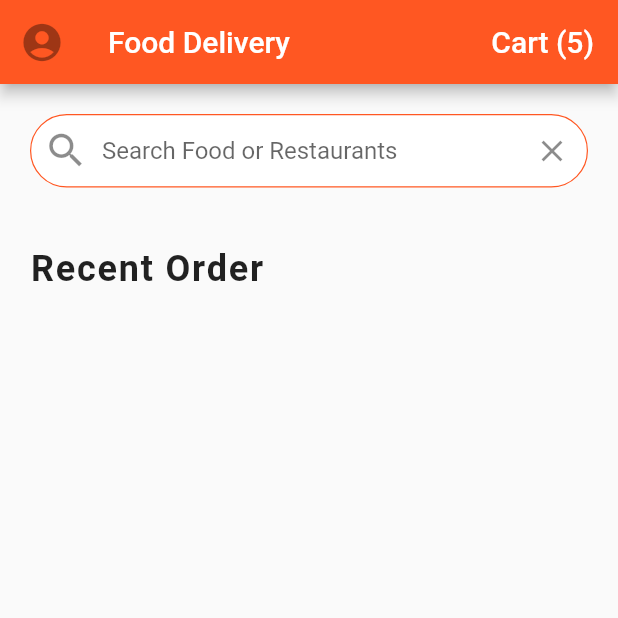
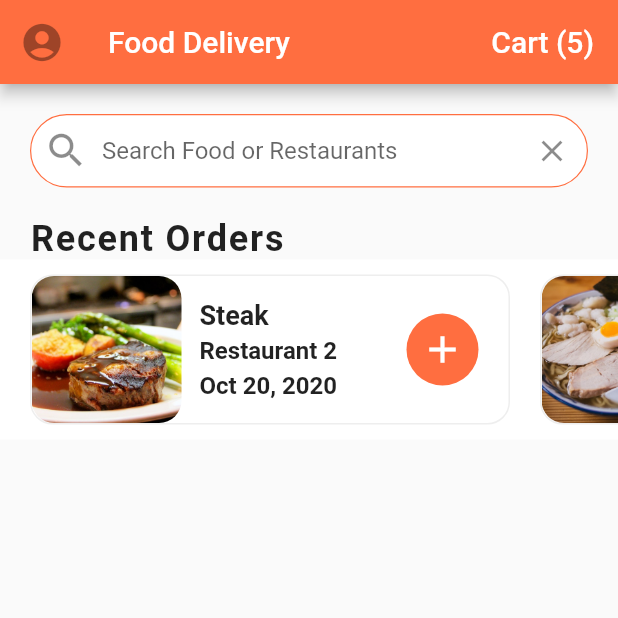
Before and after one commit to sumithpdd/flutterworkshopfooddelivery, a Flutter app: the screen it shows after launch, on a phone screen of 412 x 824 dp, the top half of it. Run offline on Flutter 3.47's test engine with Material 2 defaults, Android fonts, the phone set to English and light mode, and no system bars.

Commit message:
Primary color and recent_orders

```diff
--- a/food_delivery/lib/main.dart
+++ b/food_delivery/lib/main.dart
@@ -15,7 +15,9 @@ class MyApp extends StatelessWidget {
       debugShowCheckedModeBanner: false,
       title: 'Food Delivery',
       theme: ThemeData(
-          primarySwatch: primary, scaffoldBackgroundColor: Colors.grey[50]),
+        scaffoldBackgroundColor: Colors.grey[50],
+        primaryColor: Colors.deepOrangeAccent,
+      ),
       home: HomeScreen(),
     );
   }
--- a/food_delivery/lib/widgets/recent_orders.dart
+++ b/food_delivery/lib/widgets/recent_orders.dart
@@ -1,15 +1,104 @@
 import 'package:flutter/material.dart';
+import 'package:food_delivery/data/data.dart';
+import 'package:food_delivery/helpers/style.dart';
+import 'package:food_delivery/models/order.dart';
 
 class RecentOrders extends StatelessWidget {
+  _buildRecentOrder(BuildContext context, Order order) {
+    return Container(
+      margin: EdgeInsets.all(10.0),
+      width: 320,
+      decoration: BoxDecoration(
+        color: Colors.white,
+        borderRadius: BorderRadius.circular(15.0),
+        border: Border.all(
+          width: 1.0,
+          color: Colors.grey[200],
+        ),
+      ),
+      child: Row(
+        mainAxisAlignment: MainAxisAlignment.spaceBetween,
+        children: [
+          Expanded(
+            child: Row(
+              children: [
+                ClipRRect(
+                  borderRadius: BorderRadius.circular(15.0),
+                  child: Image(
+                    height: 100.0,
+                    width: 100.0,
+                    image: AssetImage(order.food.imageUrl),
+                    fit: BoxFit.cover,
+                  ),
+                ),
+                Expanded(
+                  child: Container(
+                    margin: EdgeInsets.all(12.0),
+                    child: Column(
+                      mainAxisAlignment: MainAxisAlignment.center,
+                      crossAxisAlignment: CrossAxisAlignment.start,
+                      children: [
+                        Text(
+                          order.food.name,
+                          style: TextStyle(
+                            fontSize: 18.0,
+                            fontWeight: FontWeight.bold,
+                          ),
+                          overflow: TextOverflow.ellipsis,
+                        ),
+                        SizedBox(height: 4.0),
+                        Text(
+                          order.restaurant.name,
+                          style: TextStyle(
+                            fontSize: 16.0,
+                            fontWeight: FontWeight.w600,
+                          ),
+                          overflow: TextOverflow.ellipsis,
+                        ),
+                        SizedBox(height: 4.0),
+                        Text(
+                          order.date,
+                          style: TextStyle(
+                            fontSize: 16.0,
+                            fontWeight: FontWeight.w600,
+                          ),
+                          overflow: TextOverflow.ellipsis,
+                        ),
+                      ],
+                    ),
+                  ),
+                ),
+              ],
+            ),
+          ),
+          Container(
+            margin: EdgeInsets.only(right: 20.0),
+            width: 48.0,
+            decoration: BoxDecoration(
+              color: Theme.of(context).primaryColor,
+              borderRadius: BorderRadius.circular(30.0),
+            ),
+            child: IconButton(
+              icon: Icon(Icons.add),
+              iconSize: 30.0,
+              color: Colors.white,
+              onPressed: () {},
+            ),
+          ),
+        ],
+      ),
+    );
+  }
+
   @override
   Widget build(BuildContext context) {
     return Column(
       crossAxisAlignment: CrossAxisAlignment.start,
       children: [
         Padding(
-          padding: const EdgeInsets.all(20.0),
+          padding: const EdgeInsets.symmetric(horizontal: 20.0),
           child: Text(
-            'Recent Order',
+            'Recent Orders',
             style: TextStyle(
               fontSize: 24.0,
               fontWeight: FontWeight.w600,
@@ -17,6 +106,21 @@ class RecentOrders extends StatelessWidget {
             ),
           ),
         ),
+        Container(
+          height: 120,
+          color: white,
+          child: ListView.builder(
+            physics: BouncingScrollPhysics(),
+            padding: EdgeInsets.only(left: 10.0),
+            scrollDirection: Axis.horizontal,
+            itemCount: currentUser.orders.length,
+            itemBuilder: (BuildContext context, int index) {
+              Order order = currentUser.orders[index];
+
+              return _buildRecentOrder(context, order);
+            },
+          ),
+        )
       ],
     );
   }
```
